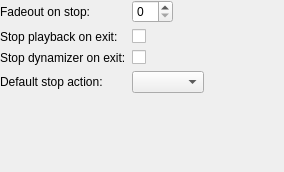
The window that gui/playbacksettings.ui (polpo/cantata-mac) describes before a commit, drawn with Qt 5.
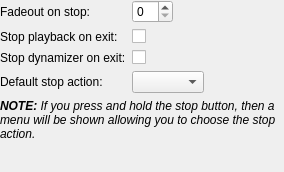
The same window after the commit. Custom widgets are drawn as their Qt base class.

Commit message: No arrow on toolbuttons with menus

Patch:
```diff
--- a/gui/playbacksettings.ui
+++ b/gui/playbacksettings.ui
@@ -76,6 +76,16 @@
    <item row="3" column="1">
     <widget class="QComboBox" name="stopAction"/>
    </item>
+   <item row="4" column="0" colspan="2">
+    <widget class="QLabel" name="noteLabel">
+     <property name="text">
+      <string>&lt;i&gt;&lt;b&gt;NOTE:&lt;/b&gt; If you press and hold the stop button, then a menu will be shown allowing you to choose the stop action.&lt;/i&gt;</string>
+     </property>
+     <property name="wordWrap">
+      <bool>true</bool>
+     </property>
+    </widget>
+   </item>
   </layout>
  </widget>
  <customwidgets>
```
The commit also changes 5 other files.
